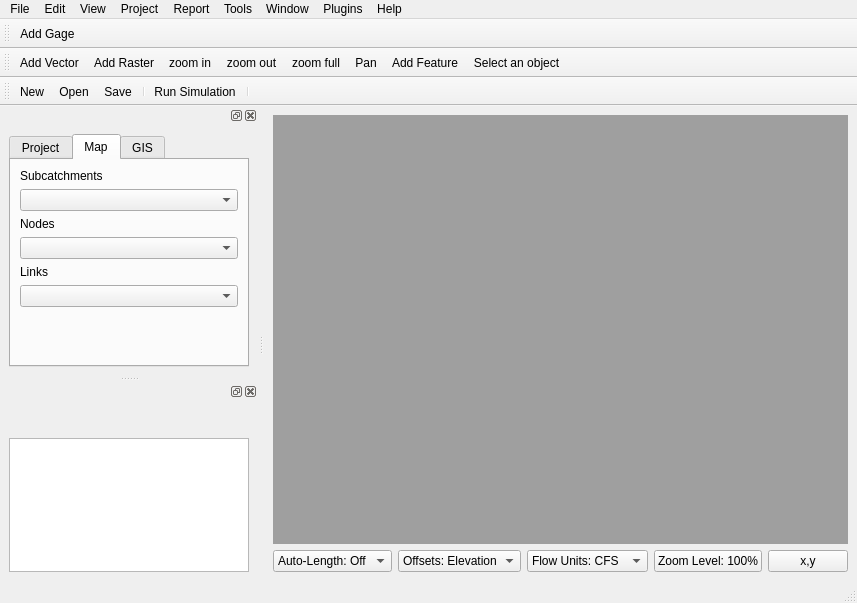
The window that src/ui/frmMainDesigner.ui (USEPA/SWMM-EPANET_User_Interface) describes before a commit, drawn with Qt 5.
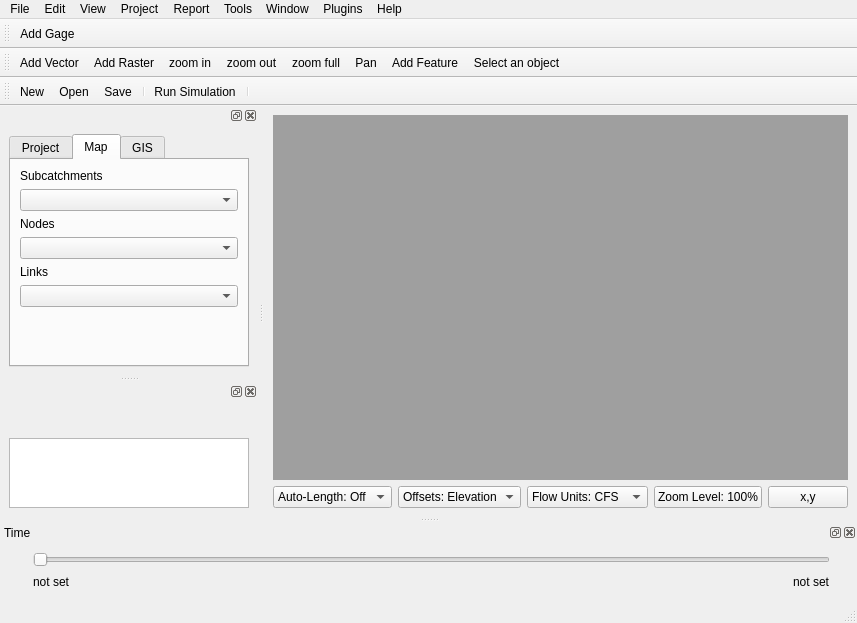
The same window after the commit. The open tabs and pages were chosen to show the change. Icons and pictures are not drawn.

Commit message: SWMM: implement ModelLayers class to keep track of GIS layers containing model objects (move functionality here from open_project_quiet) rename add_map_constituents to set_thematic_controls, implement update_thematic_map manage new controls: horizontalTimeSlider, labelStartTime, labelEndTime map_tools:   allow adding empty layers so we can have placeholder layers for all types before there are any of that type in the project   support thematic maps via new methods validatedDefaultSymbol, applyGraduatedSymbologyStandardMode metadata: add method meta_item_of_label

Patch:
```diff
--- a/src/ui/frmMainDesigner.ui
+++ b/src/ui/frmMainDesigner.ui
@@ -570,6 +570,179 @@
     </layout>
    </widget>
   </widget>
+  <widget class="QDockWidget" name="time_widget">
+   <property name="sizePolicy">
+    <sizepolicy hsizetype="MinimumExpanding" vsizetype="Preferred">
+     <horstretch>0</horstretch>
+     <verstretch>0</verstretch>
+    </sizepolicy>
+   </property>
+   <property name="minimumSize">
+    <size>
+     <width>200</width>
+     <height>78</height>
+    </size>
+   </property>
+   <property name="windowTitle">
+    <string>Time</string>
+   </property>
+   <attribute name="dockWidgetArea">
+    <number>8</number>
+   </attribute>
+   <widget class="QWidget" name="dockWidgetContents_2">
+    <layout class="QVBoxLayout" name="verticalLayout">
+     <item>
+      <layout class="QGridLayout" name="gridLayout_4">
+       <item row="0" column="0">
+        <widget class="QPushButton" name="pushButtonBack">
+         <property name="minimumSize">
+          <size>
+           <width>12</width>
+           <height>12</height>
+          </size>
+         </property>
+         <property name="maximumSize">
+          <size>
+           <width>12</width>
+           <height>12</height>
+          </size>
+         </property>
+         <property name="text">
+          <string/>
+         </property>
+         <property name="icon">
+          <iconset>
+           <normaloff>icons/back.png</normaloff>icons/back.png</iconset>
+         </property>
+         <property name="iconSize">
+          <size>
+           <width>12</width>
+           <height>12</height>
+          </size>
+         </property>
+         <property name="flat">
+          <bool>true</bool>
+         </property>
+        </widget>
+       </item>
+       <item row="0" column="1" colspan="3">
+        <widget class="QSlider" name="horizontalTimeSlider">
+         <property name="minimumSize">
+          <size>
+           <width>0</width>
+           <height>12</height>
+          </size>
+         </property>
+         <property name="maximumSize">
+          <size>
+           <width>16777215</width>
+           <height>20</height>
+          </size>
+         </property>
+         <property name="orientation">
+          <enum>Qt::Horizontal</enum>
+         </property>
+        </widget>
+       </item>
+       <item row="0" column="4">
+        <widget class="QPushButton" name="pushButtonForward">
+         <property name="maximumSize">
+          <size>
+           <width>12</width>
+           <height>12</height>
+          </size>
+         </property>
+         <property name="text">
+          <string/>
+         </property>
+         <property name="icon">
+          <iconset>
+           <normaloff>icons/forward.png</normaloff>icons/forward.png</iconset>
+         </property>
+         <property name="flat">
+          <bool>true</bool>
+         </property>
+        </widget>
+       </item>
+       <item row="1" column="0">
+        <widget class="QPushButton" name="pushButtonPlay">
+         <property name="enabled">
+          <bool>true</bool>
+         </property>
+         <property name="sizePolicy">
+          <sizepolicy hsizetype="Minimum" vsizetype="Fixed">
+           <horstretch>0</horstretch>
+           <verstretch>0</verstretch>
+          </sizepolicy>
+         </property>
+         <property name="maximumSize">
+          <size>
+           <width>18</width>
+           <height>18</height>
+          </size>
+         </property>
+         <property name="text">
+          <string/>
+         </property>
+         <property name="icon">
+          <iconset>
+           <normaloff>icons/play.png</normaloff>icons/play.png</iconset>
+         </property>
+         <property name="checkable">
+          <bool>true</bool>
+         </property>
+         <property name="checked">
+          <bool>false</bool>
+         </property>
+         <property name="flat">
+          <bool>true</bool>
+         </property>
+        </widget>
+       </item>
+       <item row="1" column="2">
+        <spacer name="horizontalSpacer_2">
+         <property name="orientation">
+          <enum>Qt::Horizontal</enum>
+         </property>
+         <property name="sizeHint" stdset="0">
+          <size>
+           <width>40</width>
+           <height>10</height>
+          </size>
+         </property>
+        </spacer>
+       </item>
+       <item row="1" column="1">
+        <widget class="QLabel" name="labelStartTime">
+         <property name="maximumSize">
+          <size>
+           <width>16777215</width>
+           <height>18</height>
+          </size>
+         </property>
+         <property name="text">
+          <string>not set</string>
+         </property>
+        </widget>
+       </item>
+       <item row="1" column="3">
+        <widget class="QLabel" name="labelEndTime">
+         <property name="maximumSize">
+          <size>
+           <width>16777215</width>
+           <height>18</height>
+          </size>
+         </property>
+         <property name="text">
+          <string>not set</string>
+         </property>
+        </widget>
+       </item>
+      </layout>
+     </item>
+    </layout>
+   </widget>
+  </widget>
   <action name="actionStdNewProject">
    <property name="icon">
     <iconset>
```
Left out of the diff: 6 changed lines with no effect on the pictures. The commit also changes 8 other files.
